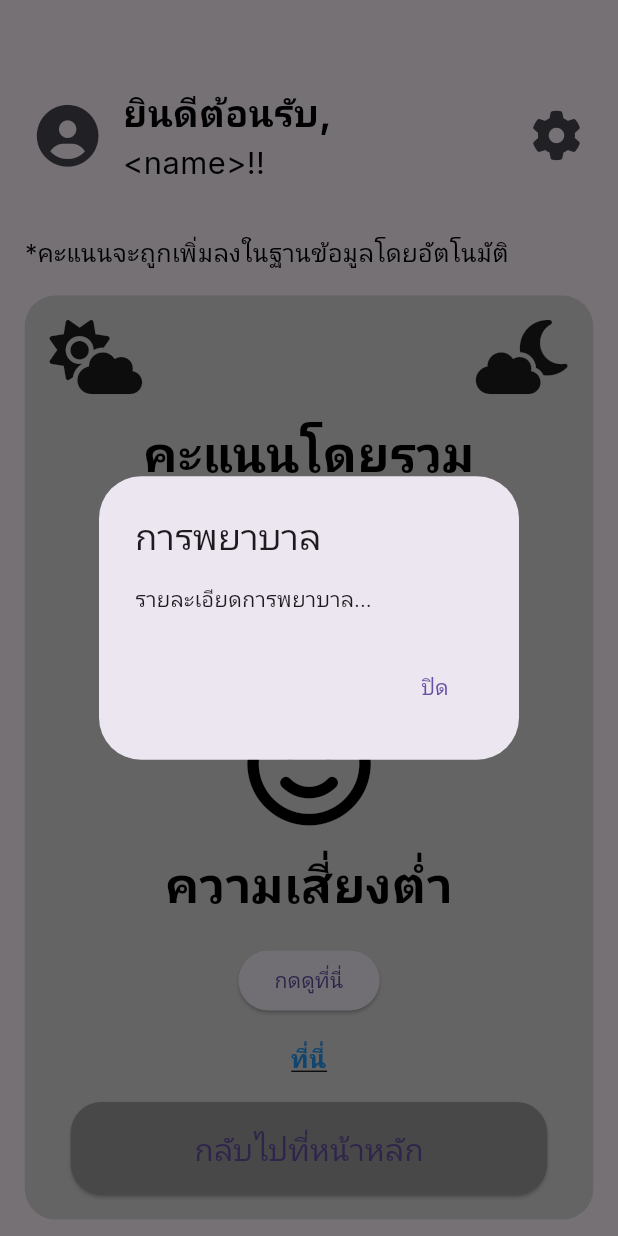
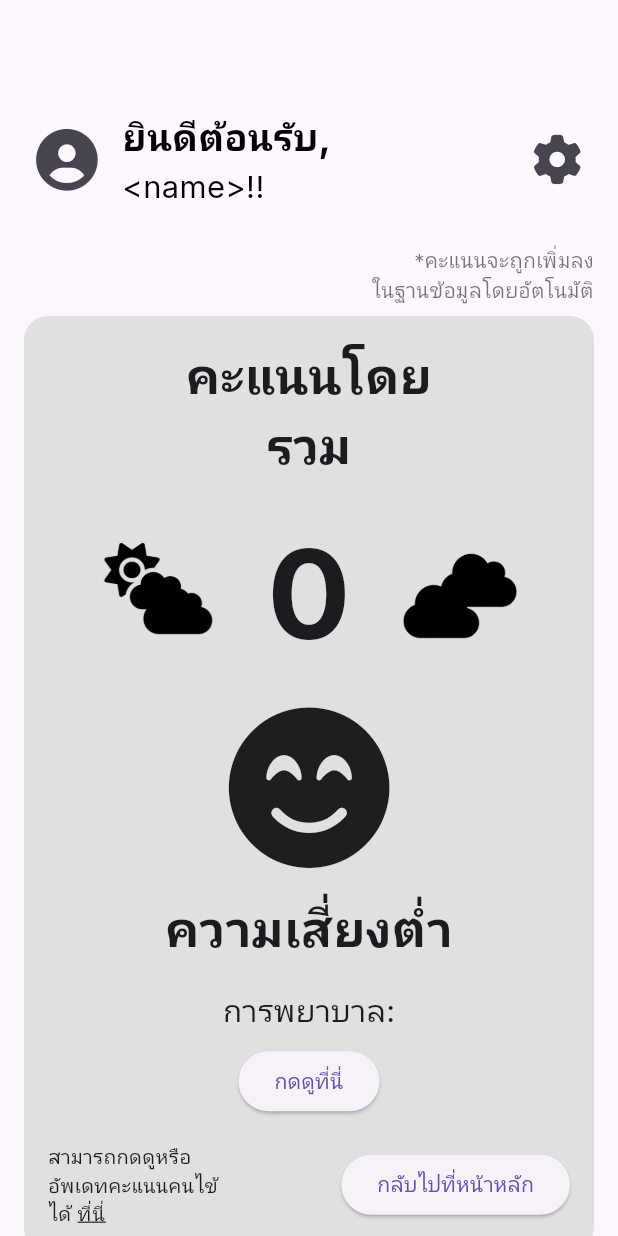
Before and after one commit to strongDoorknob/mews_mobile_app, a Flutter app: the LowPage screen opened directly, after a tap on "กดดูที่นี่", on a phone screen of 412 x 824 dp. Run offline on Flutter 3.47's test engine with Material 3 defaults, Android fonts, the phone set to English and light mode, and no system bars; our stand-ins replace font_awesome_flutter, google_fonts; missing offline and left inert: introduction_slider.

Commit message:
Update Pages & Routing

```diff
--- a/lib/main.dart
+++ b/lib/main.dart
@@ -1,5 +1,4 @@
 import 'package:flutter/material.dart';
-import 'package:pulse/analysis/mewsUpdate.dart';
 import 'package:pulse/screens/home.dart';
 
 void main() {
@@ -21,8 +20,7 @@ class MyApp extends StatelessWidget {
         ),
       ),
       debugShowCheckedModeBanner: false,
-      // home: const IntroSliderPage(),
-      home: const MewsUpdatePage(),
+      home: const HomePage(),
     );
   }
 }
--- a/lib/results/low.dart
+++ b/lib/results/low.dart
@@ -1,26 +1,27 @@
-// ignore_for_file: prefer_const_constructors
+// ignore_for_file: prefer_const_constructors, deprecated_member_use
 
+import 'package:flutter/gestures.dart';
 import 'package:flutter/material.dart';
+import 'package:google_fonts/google_fonts.dart';
 import 'package:font_awesome_flutter/font_awesome_flutter.dart';
-import 'package:google_fonts/google_fonts.dart';
 import 'package:pulse/screens/home.dart';
+import 'package:pulse/screens/setting.dart';
 
 class LowPage extends StatelessWidget {
-  const LowPage({Key? key}) : super(key: key);
+  const LowPage({super.key});
 
   @override
   Widget build(BuildContext context) {
-    final size = MediaQuery.of(context).size;
+    Size size = MediaQuery.of(context).size;
 
     return Scaffold(
-      appBar: AppBar(
-        automaticallyImplyLeading: false,
-        backgroundColor: Colors.transparent,
-        elevation: 0,
-        toolbarHeight: size.height * 0.15,
-        flexibleSpace: Padding(
-          padding: EdgeInsets.fromLTRB(
-              size.width * 0.04, size.height * 0.07, size.width * 0.04, 0),
+      body: SingleChildScrollView(
+        padding: EdgeInsets.all(16.0),
+        child: Column(
+          children: [
+            Padding(
+              padding: EdgeInsets.only(
+                  top: size.height * 0.07),
               child: Row(
                 mainAxisAlignment: MainAxisAlignment.spaceBetween,
                 children: [
@@ -32,11 +33,7 @@ class LowPage extends StatelessWidget {
                           size: size.width * 0.1,
                         ),
                         onPressed: () {
-                      Navigator.push(
-                        context,
-                        MaterialPageRoute(
-                            builder: (context) => const HomePage()),
-                      );
+                          Navigator.push(context, MaterialPageRoute(builder: (context) => HomePage()));
                         },
                       ),
                       SizedBox(width: size.width * 0.02),
@@ -72,94 +69,79 @@ class LowPage extends StatelessWidget {
                     icon: FaIcon(FontAwesomeIcons.cog),
                     iconSize: size.width * 0.08,
                     onPressed: () {
-                  // Implement navigation to settings page
+                      Navigator.push(
+                        context,
+                        MaterialPageRoute(builder: (context) => SettingsPage()),
+                      );
                     },
                   ),
                 ],
               ),
             ),
-      ),
-      body: SingleChildScrollView(
-        child: Padding(
-          padding: EdgeInsets.all(size.width * 0.04),
-          child: Column(
-            crossAxisAlignment: CrossAxisAlignment.center,
+            SizedBox(height: size.height * 0.03),
+            Row(
+              mainAxisAlignment: MainAxisAlignment.end,
               children: [
-              Container(
-                padding: EdgeInsets.symmetric(vertical: size.height * 0.02),
-                child: Align(
-                  alignment: Alignment.topLeft,
-                  child: Text(
-                    '*คะแนนจะถูกเพิ่มลงในฐานข้อมูลโดยอัตโนมัติ',
+                Text(
+                  '*คะแนนจะถูกเพิ่มลง\nในฐานข้อมูลโดยอัตโนมัติ',
+                  textAlign: TextAlign.right,
                   style: GoogleFonts.inter(
                     textStyle: TextStyle(
-                        fontSize: size.width * 0.04,
-                        color: Colors.black,
+                      fontSize: size.width * 0.033,
+                      color: Colors.black54,
                     ),
                   ),
                 ),
+              ],
+            ),
+            SizedBox(height: size.height * 0.01),
+            Container(
+              padding: EdgeInsets.all(16.0),
+              decoration: BoxDecoration(
+                color: Colors.grey.shade300,
+                borderRadius: BorderRadius.circular(16.0),
+              ),
+              child: Column(
+                children: [
+                  Text(
+                    'คะแนนโดย\nรวม',
+                    textAlign: TextAlign.center,
+                    style: GoogleFonts.inter(
+                      textStyle: TextStyle(
+                        fontSize: size.width * 0.08,
+                        fontWeight: FontWeight.bold,
                       ),
                     ),
-              Container(
-                padding: EdgeInsets.all(size.width * 0.04),
-                decoration: BoxDecoration(
-                  color: Color(0xffD9D9D9),
-                  borderRadius: BorderRadius.circular(size.width * 0.05),
                   ),
-                child: Column(
-                  mainAxisAlignment: MainAxisAlignment.center,
+                  SizedBox(height: size.height * 0.02),
+                  Row(
+                    mainAxisAlignment: MainAxisAlignment.spaceEvenly,
                     children: [
-                    Row(
-                      mainAxisAlignment: MainAxisAlignment.spaceBetween,
-                      children: [
-                        FaIcon(
-                          FontAwesomeIcons.cloudSun,
-                          size: size.width * 0.12,
+                      Image.asset(
+                        'assets/images/cloud_sun.png', // Replace with your image path
+                        width: size.width * 0.2,
+                        height: size.width * 0.2,
                       ),
-                        FaIcon(
-                          FontAwesomeIcons.cloudMoon,
-                          size: size.width * 0.12,
+                      Text(
+                        '0', // This should be changeable based on the calculation.
+                        style: GoogleFonts.inter(
+                          textStyle: TextStyle(
+                            fontSize: size.width * 0.2,
+                            fontWeight: FontWeight.bold,
+                          ),
+                        ),
+                      ),
+                      Image.asset(
+                        'assets/images/cloud.png', // Replace with your image path
+                        width: size.width * 0.2,
+                        height: size.width * 0.2,
                       ),
                     ],
                   ),
                   SizedBox(height: size.height * 0.02),
-                    Text(
-                      'คะแนนโดยรวม',
-                      style: GoogleFonts.inter(
-                        textStyle: TextStyle(
-                          fontSize: size.width * 0.08,
-                          fontWeight: FontWeight.bold,
-                          color: Colors.black,
-                        ),
-                      ),
-                    ),
-                    SizedBox(height: size.height * 0.01),
-                    Text(
-                      '0',
-                      style: GoogleFonts.inter(
-                        textStyle: TextStyle(
-                          fontSize: size.width * 0.15,
-                          fontWeight: FontWeight.bold,
-                          color: Colors.black,
-                        ),
-                      ),
-                    ),
-                    SizedBox(height: size.height * 0.01),
-                    Text(
-                      '(0-1)',
-                      style: GoogleFonts.inter(
-                        textStyle: TextStyle(
-                          fontSize: size.width * 0.05,
-                          fontWeight: FontWeight.bold,
-                          color: Colors.black,
-                        ),
-                      ),
-                    ),
-                    SizedBox(height: size.height * 0.01),
                   FaIcon(
-                      FontAwesomeIcons.smile,
-                      size: size.width * 0.2,
-                      color: Colors.black,
+                    FontAwesomeIcons.solidSmileBeam,
+                    size: size.width * 0.26,
                   ),
                   SizedBox(height: size.height * 0.02),
                   Text(
@@ -168,73 +150,80 @@ class LowPage extends StatelessWidget {
                       textStyle: TextStyle(
                         fontSize: size.width * 0.08,
                         fontWeight: FontWeight.bold,
-                          color: Colors.black,
                       ),
                     ),
                   ),
                   SizedBox(height: size.height * 0.02),
+                  Center(
+                    child: Column(
+                      children: [
+                        Text(
+                          'การพยาบาล:',
+                          style: GoogleFonts.inter(
+                            textStyle: TextStyle(
+                              fontSize: size.width * 0.05,
+                              fontWeight: FontWeight.normal,
+                            ),
+                          ),
+                        ),
+                        SizedBox(height: size.height * 0.01),
                         ElevatedButton(
-                      onPressed: () {
-                        showDialog(
-                          context: context,
-                          builder: (BuildContext context) {
-                            return AlertDialog(
-                              title: Text('การพยาบาล'),
-                              content: Text('รายละเอียดการพยาบาล...'),
-                              actions: <Widget>[
-                                TextButton(
-                                  child: Text('ปิด'),
-                                  onPressed: () {
-                                    Navigator.of(context).pop();
+                          onPressed: () {},
+                          child: Text('กดดูที่นี่'),
+                        ),
+                      ],
+                    ),
+                  ),
+                  SizedBox(height: size.height * 0.02),
+                  Row(
+                    mainAxisAlignment: MainAxisAlignment.spaceEvenly,
+                    children: [
+                      Expanded(
+                        child: Align(
+                          alignment: Alignment.centerLeft,
+                          child: Text.rich(
+                            TextSpan(
+                              children: [
+                                TextSpan(
+                                  text:
+                                      'สามารถกดดูหรือ\nอัพเดทคะแนนคนไข้\nได้ ',
+                                  style: GoogleFonts.inter(
+                                    textStyle: TextStyle(
+                                      fontSize: size.width * 0.032,
+                                      fontWeight: FontWeight.normal,
+                                    ),
+                                  ),
+                                ),
+                                TextSpan(
+                                  text: 'ที่นี่',
+                                  style: GoogleFonts.inter(
+                                    textStyle: TextStyle(
+                                      fontSize: size.width * 0.032,
+                                      fontWeight: FontWeight.normal,
+                                      decoration: TextDecoration.underline,
+                                    ),
+                                  ),
+                                  recognizer: TapGestureRecognizer()
+                                    ..onTap = () {
+                                      // Navigate to another page
                                     },
                                 ),
                               ],
-                            );
-                          },
-                        );
-                      },
-                      child: Text('กดดูที่นี่'),
                             ),
-                    SizedBox(height: size.height * 0.02),
-                    InkWell(
-                      onTap: () {},
-                      child: Text(
-                        'ที่นี่',
-                        style: GoogleFonts.inter(
-                          textStyle: TextStyle(
-                            fontSize: size.width * 0.04,
-                            fontWeight: FontWeight.bold,
-                            color: Colors.blue,
-                            decoration: TextDecoration.underline,
+                            textAlign: TextAlign.left,
                           ),
                         ),
                       ),
-                    ),
-                    SizedBox(height: size.height * 0.02),
                       ElevatedButton(
                         onPressed: () {
                           Navigator.push(
                             context,
-                          MaterialPageRoute(
-                              builder: (context) => const HomePage()),
+                            MaterialPageRoute(builder: (context) => HomePage()),
                           );
                         },
-                      style: ElevatedButton.styleFrom(
-                        backgroundColor: Colors.grey,
-                        padding: EdgeInsets.symmetric(
-                            vertical: size.height * 0.02,
-                            horizontal: size.width * 0.2),
-                        shape: RoundedRectangleBorder(
-                          borderRadius:
-                              BorderRadius.circular(size.width * 0.05),
+                        child: Text('กลับไปที่หน้าหลัก'),
                       ),
-                      ),
-                      child: Text(
-                        'กลับไปที่หน้าหลัก',
-                        style: TextStyle(
-                          fontSize: size.width * 0.05,
-                        ),
-                      ),
+                    ],
                   ),
                 ],
               ),
@@ -242,7 +231,6 @@ class LowPage extends StatelessWidget {
           ],
         ),
       ),
-      ),
     );
   }
 }
```
Also changed, not shown: assets/images/cloud.png (added), assets/images/cloud_sun.png (added). Lines whose indentation alone changed are shown as unchanged.
